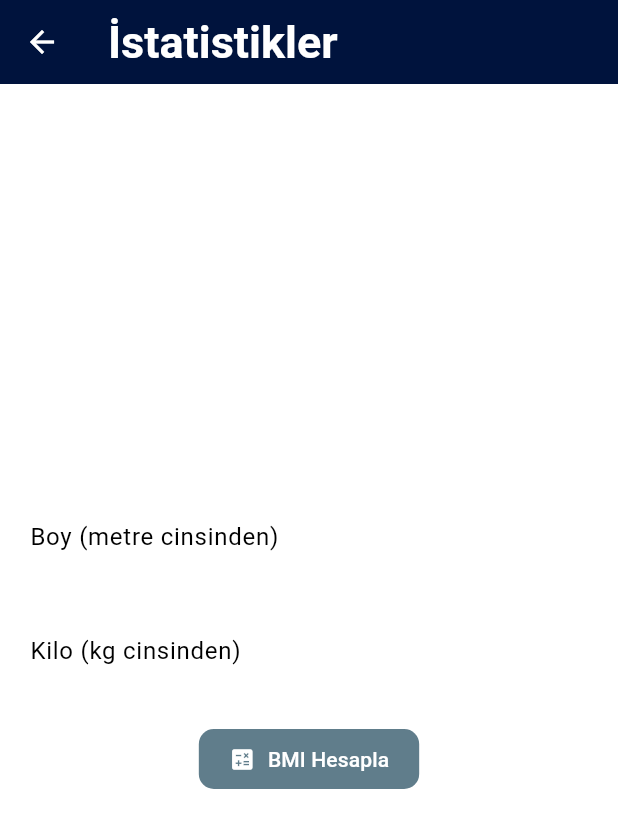
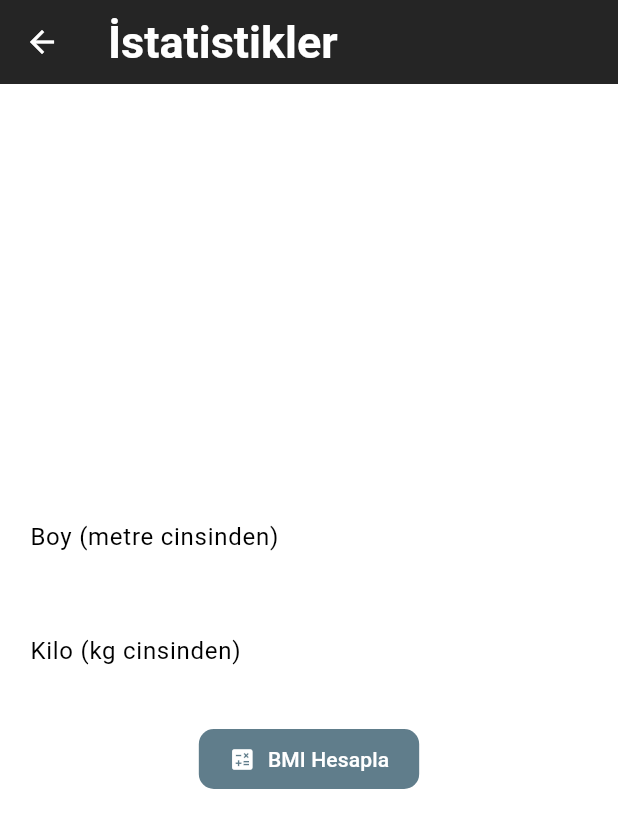
Before and after one commit to huseyineraslan/bootcamp18, a Flutter app: the StatisticsPage screen opened directly, on a phone screen of 412 x 824 dp. Shown: the top 828 px of the screen. Run offline on Flutter 3.47's test engine with Material 3 defaults, Android fonts, the light colour scheme and no system bars; our stand-ins replace carousel_slider, hexcolor, shared_preferences; missing offline and left inert: translator; accounts and stored records are empty; network calls fail.

Commit message:
egzersiz detay sayfasına CarouselSliderWidgetı eklenmiştir. İlgili egzersize ait resimler lib/assets/images/exercise_detail/ altına yerleştirilecektir. Motivasyon sözleri telifsiz resim eklenmiştir. Class lardaki private API uyarıları kaldırılmıştır. color.dart için renk değiştrilmiştir.

```diff
--- a/bootcamp_app_18/lib/constants/color.dart
+++ b/bootcamp_app_18/lib/constants/color.dart
@@ -1,13 +1,18 @@
-const String backgroundColor = "#00133D";
+const String backgroundColor = "#252525";
+//sarı :fbda03
+//mat açık siyah:252525   - koyu siyah: 010101
+// lacivert : 00133D
 //koyu yeşil = #013220 - 	#005e00  - 052419
 //oxford blue:033043  -
-//koyu mavi: #00133D
+//koyu mavi: #00133D   - açık lacivert: 1a3685
 //Blue Whale #1A334A
 //Bitter #818962
 //Aubergine #292627
 //Dark Purple	#301934
 //Mor / #660099
-const String cardBackgroundColor = "#dfe3ee";
+const String cardBackgroundColor = "#f6f8ed";
+//pink : FF0266  ,  sarı: f5c000  , yeşil: a2af29
+//white : FFFFFF
 // white coffeee: E9E3D5
 //Hawkes Blue: dfe3ee
 //Selago :#FCF2FB
@@ -19,4 +24,6 @@ const String cardBackgroundColor = "#dfe3ee";
 
 const String appBarColor = backgroundColor;
 
+//https://muffingroup.com/blog/yellow-color-palette/
+
 //https://www.color-hex.com/color-palette/1047750
--- a/bootcamp_app_18/lib/pages/exercise_categories_page.dart
+++ b/bootcamp_app_18/lib/pages/exercise_categories_page.dart
@@ -63,6 +63,7 @@ class _ExerciseCategoriesPageState extends State<ExerciseCategoriesPage> {
                             BlendMode.dstATop, //renk efekti
                           ),
                         ),
+                        borderRadius: BorderRadius.circular(12),
                       ),
                       child: Padding(
                         padding: const EdgeInsets.all(16.0),
--- a/bootcamp_app_18/lib/pages/exercises_page.dart
+++ b/bootcamp_app_18/lib/pages/exercises_page.dart
@@ -7,10 +7,10 @@ class ExercisesPage extends StatefulWidget {
   const ExercisesPage({super.key, required this.categoryId});
 
   @override
-  _ExercisesPageState createState() => _ExercisesPageState();
+  ExercisesPageState createState() => ExercisesPageState();
 }
 
-class _ExercisesPageState extends State<ExercisesPage> {
+class ExercisesPageState extends State<ExercisesPage> {
   List exercises = [];
   bool isLoading = true;
 
--- a/bootcamp_app_18/lib/pages/statistics_page.dart
+++ b/bootcamp_app_18/lib/pages/statistics_page.dart
@@ -1,7 +1,7 @@
 import 'package:flutter/material.dart';
 
 class StatisticsPage extends StatelessWidget {
-  const StatisticsPage({Key? key}) : super(key: key);
+  const StatisticsPage({super.key});
 
   @override
   Widget build(BuildContext context) {
@@ -17,15 +17,15 @@ class StatisticsPage extends StatelessWidget {
 }
 
 class BMIWidget extends StatefulWidget {
-  const BMIWidget({Key? key}) : super(key: key);
+  const BMIWidget({super.key});
 
   @override
-  _BMIWidgetState createState() => _BMIWidgetState();
+  BMIWidgetState createState() => BMIWidgetState();
 }
 
-class _BMIWidgetState extends State<BMIWidget> {
-  TextEditingController _heightController = TextEditingController();
-  TextEditingController _weightController = TextEditingController();
+class BMIWidgetState extends State<BMIWidget> {
+  final TextEditingController _heightController = TextEditingController();
+  final TextEditingController _weightController = TextEditingController();
   double? _bmiResult;
 
   @override
@@ -38,39 +38,41 @@ class _BMIWidgetState extends State<BMIWidget> {
           TextField(
             controller: _heightController,
             keyboardType: TextInputType.number,
-            decoration: InputDecoration(
+            decoration: const InputDecoration(
               labelText: 'Boy (metre cinsinden)',
             ),
           ),
-          SizedBox(height: 20.0),
+          const SizedBox(height: 20.0),
           TextField(
             controller: _weightController,
             keyboardType: TextInputType.number,
-            decoration: InputDecoration(
+            decoration: const InputDecoration(
               labelText: 'Kilo (kg cinsinden)',
             ),
           ),
-          SizedBox(height: 20.0),
+          const SizedBox(height: 20.0),
           TextButton.icon(
             onPressed: () {
               _calculateBMI();
             },
-            icon: Icon(Icons.calculate, color: Colors.white),
-            label: const Text('BMI Hesapla', style: TextStyle(color: Colors.white)),
+            icon: const Icon(Icons.calculate, color: Colors.white),
+            label: const Text('BMI Hesapla',
+                style: TextStyle(color: Colors.white)),
             style: TextButton.styleFrom(
               backgroundColor: Colors.blueGrey,
-              padding: const EdgeInsets.symmetric(horizontal: 20.0, vertical: 10.0),
+              padding:
+                  const EdgeInsets.symmetric(horizontal: 20.0, vertical: 10.0),
               shape: RoundedRectangleBorder(
                 borderRadius: BorderRadius.circular(10.0),
               ),
             ),
           ),
-          SizedBox(height: 20.0),
+          const SizedBox(height: 20.0),
           _bmiResult != null
               ? Text(
-            'BMI: ${_bmiResult!.toStringAsFixed(2)}',
-            style: TextStyle(fontSize: 20.0),
-          )
+                  'BMI: ${_bmiResult!.toStringAsFixed(2)}',
+                  style: const TextStyle(fontSize: 20.0),
+                )
               : Container(),
         ],
       ),
--- a/bootcamp_app_18/pubspec.yaml
+++ b/bootcamp_app_18/pubspec.yaml
@@ -40,6 +40,7 @@ dependencies:
   hexcolor: ^3.0.1
   google_fonts: ^6.2.0
   translator: ^1.0.0
+  carousel_slider: ^4.2.1
 
 dev_dependencies:
   flutter_test:
@@ -66,6 +67,7 @@ flutter:
   # To add assets to your application, add an assets section, like this:
   assets:
     - lib/assets/images/
+    - lib/assets/images/exercise_detail/
   #   - images/a_dot_ham.jpeg
 
   # An image asset can refer to one or more resolution-specific "variants", see
```
Also changed, not shown: bootcamp_app_18/lib/pages/exercise_detail_page.dart (+94 -4 lines), bootcamp_app_18/lib/pages/home_page.dart (+10 -4 lines), bootcamp_app_18/lib/pages/profil_page.dart (+9 -0 lines), bootcamp_app_18/lib/assets/images/Calves.jpg (renamed from bootcamp_app_18/lib/assets/images/Calves.jpeg), bootcamp_app_18/lib/assets/images/Cardio.jpg (renamed from bootcamp_app_18/lib/assets/images/Cardio.jpeg), bootcamp_app_18/lib/assets/images/Chest.jpg (renamed from bootcamp_app_18/lib/assets/images/Chest.jpeg), bootcamp_app_18/lib/assets/images/Shoulders.jpg (renamed from bootcamp_app_18/lib/assets/images/Shoulders.jpeg), bootcamp_app_18/lib/assets/images/exercise_detail/2HandedKettlebellSwing1.jpg (added), bootcamp_app_18/lib/assets/images/exercise_detail/2HandedKettlebellSwing2.jpg (added), bootcamp_app_18/lib/assets/images/motivation4.jpg, 1 other file.
